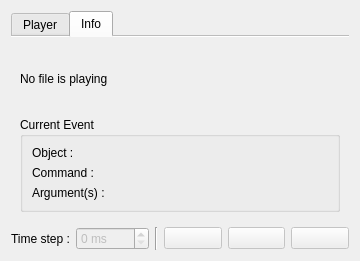
Above: pqPlayBackEventsDialog.ui from Kitware/QtTesting before the change. Below: the same form after it.
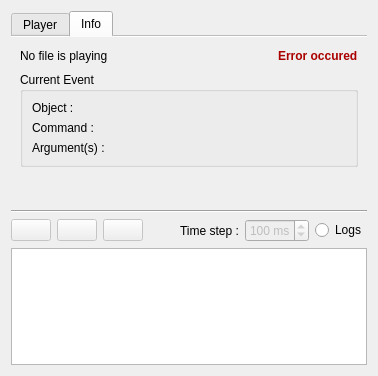
That is the form after the change. The open tabs and pages were chosen to show the change. Icons and pictures are not drawn.

The edit to the form file:
```diff
--- a/pqPlayBackEventsDialog.ui
+++ b/pqPlayBackEventsDialog.ui
@@ -9,16 +9,22 @@
    <rect>
     <x>0</x>
     <y>0</y>
-    <width>360</width>
-    <height>261</height>
+    <width>378</width>
+    <height>376</height>
    </rect>
   </property>
   <property name="sizePolicy">
-   <sizepolicy hsizetype="Fixed" vsizetype="Preferred">
+   <sizepolicy hsizetype="Preferred" vsizetype="Preferred">
     <horstretch>0</horstretch>
     <verstretch>0</verstretch>
    </sizepolicy>
   </property>
+  <property name="minimumSize">
+   <size>
+    <width>0</width>
+    <height>0</height>
+   </size>
+  </property>
   <property name="maximumSize">
    <size>
     <width>16777215</width>
@@ -32,8 +38,29 @@
    <bool>false</bool>
   </property>
   <layout class="QVBoxLayout" name="verticalLayout_4">
+   <property name="sizeConstraint">
+    <enum>QLayout::SetDefaultConstraint</enum>
+   </property>
    <item>
     <widget class="QTabWidget" name="tabWidget">
+     <property name="sizePolicy">
+      <sizepolicy hsizetype="Preferred" vsizetype="Preferred">
+       <horstretch>0</horstretch>
+       <verstretch>0</verstretch>
+      </sizepolicy>
+     </property>
+     <property name="minimumSize">
+      <size>
+       <width>0</width>
+       <height>0</height>
+      </size>
+     </property>
+     <property name="maximumSize">
+      <size>
+       <width>16777215</width>
+       <height>16777215</height>
+      </size>
+     </property>
      <property name="tabPosition">
       <enum>QTabWidget::North</enum>
      </property>
@@ -164,10 +191,7 @@
         </widget>
        </item>
        <item>
-        <layout class="QHBoxLayout" name="horizontalLayout">
-         <property name="sizeConstraint">
-          <enum>QLayout::SetDefaultConstraint</enum>
-         </property>
+        <layout class="QHBoxLayout" name="horizontalLayout_3">
          <item>
           <spacer name="horizontalSpacer">
            <property name="orientation">
@@ -207,12 +231,143 @@
        <string>Info</string>
       </attribute>
       <layout class="QVBoxLayout" name="verticalLayout">
+       <property name="sizeConstraint">
+        <enum>QLayout::SetMaximumSize</enum>
+       </property>
        <item>
-        <widget class="QLabel" name="currentFileLabel">
-         <property name="text">
-          <string>No file is playing</string>
+        <layout class="QHBoxLayout" name="horizontalLayout">
+         <property name="sizeConstraint">
+          <enum>QLayout::SetDefaultConstraint</enum>
          </property>
-        </widget>
+         <item>
+          <widget class="QLabel" name="currentFileLabel">
+           <property name="sizePolicy">
+            <sizepolicy hsizetype="Preferred" vsizetype="Maximum">
+             <horstretch>0</horstretch>
+             <verstretch>0</verstretch>
+            </sizepolicy>
+           </property>
+           <property name="text">
+            <string>No file is playing</string>
+           </property>
+          </widget>
+         </item>
+         <item>
+          <spacer name="horizontalSpacer">
+           <property name="orientation">
+            <enum>Qt::Horizontal</enum>
+           </property>
+           <property name="sizeHint" stdset="0">
+            <size>
+             <width>40</width>
+             <height>20</height>
+            </size>
+           </property>
+          </spacer>
+         </item>
+         <item>
+          <widget class="QLabel" name="infoErrorIconLabel">
+           <property name="sizePolicy">
+            <sizepolicy hsizetype="Fixed" vsizetype="Fixed">
+             <horstretch>0</horstretch>
+             <verstretch>0</verstretch>
+            </sizepolicy>
+           </property>
+           <property name="maximumSize">
+            <size>
+             <width>18</width>
+             <height>18</height>
+            </size>
+           </property>
+           <property name="text">
+            <string/>
+           </property>
+           <property name="pixmap">
+            <pixmap resource="Resources/QtTesting.qrc">:/Icons/clear.svg</pixmap>
+           </property>
+           <property name="scaledContents">
+            <bool>true</bool>
+           </property>
+          </widget>
+         </item>
+         <item>
+          <widget class="QLabel" name="infoErrorTextLabel">
+           <property name="palette">
+            <palette>
+             <active>
+              <colorrole role="WindowText">
+               <brush brushstyle="SolidPattern">
+                <color alpha="255">
+                 <red>170</red>
+                 <green>0</green>
+                 <blue>0</blue>
+                </color>
+               </brush>
+              </colorrole>
+              <colorrole role="Text">
+               <brush brushstyle="SolidPattern">
+                <color alpha="255">
+                 <red>0</red>
+                 <green>0</green>
+                 <blue>0</blue>
+                </color>
+               </brush>
+              </colorrole>
+             </active>
+             <inactive>
+              <colorrole role="WindowText">
+               <brush brushstyle="SolidPattern">
+                <color alpha="255">
+                 <red>170</red>
+                 <green>0</green>
+                 <blue>0</blue>
+                </color>
+               </brush>
+              </colorrole>
+              <colorrole role="Text">
+               <brush brushstyle="SolidPattern">
+                <color alpha="255">
+                 <red>0</red>
+                 <green>0</green>
+                 <blue>0</blue>
+                </color>
+               </brush>
+              </colorrole>
+             </inactive>
+             <disabled>
+              <colorrole role="WindowText">
+               <brush brushstyle="SolidPattern">
+                <color alpha="255">
+                 <red>106</red>
+                 <green>104</green>
+                 <blue>100</blue>
+                </color>
+               </brush>
+              </colorrole>
+              <colorrole role="Text">
+               <brush brushstyle="SolidPattern">
+                <color alpha="255">
+                 <red>190</red>
+                 <green>190</green>
+                 <blue>190</blue>
+                </color>
+               </brush>
+              </colorrole>
+             </disabled>
+            </palette>
+           </property>
+           <property name="font">
+            <font>
+             <weight>75</weight>
+             <bold>true</bold>
+            </font>
+           </property>
+           <property name="text">
+            <string>Error occured</string>
+           </property>
+          </widget>
+         </item>
+        </layout>
        </item>
        <item>
         <widget class="QGroupBox" name="Data">
@@ -220,7 +375,7 @@
           <bool>true</bool>
          </property>
          <property name="sizePolicy">
-          <sizepolicy hsizetype="Preferred" vsizetype="Preferred">
+          <sizepolicy hsizetype="Preferred" vsizetype="Maximum">
            <horstretch>0</horstretch>
            <verstretch>0</verstretch>
           </sizepolicy>
@@ -238,6 +393,9 @@
           <bool>false</bool>
          </property>
          <layout class="QVBoxLayout" name="verticalLayout_3">
+          <property name="sizeConstraint">
+           <enum>QLayout::SetNoConstraint</enum>
+          </property>
           <item>
            <widget class="QLabel" name="objectLabel">
             <property name="sizePolicy">
@@ -280,15 +438,121 @@
          </layout>
         </widget>
        </item>
+       <item>
+        <spacer name="verticalSpacer">
+         <property name="orientation">
+          <enum>Qt::Vertical</enum>
+         </property>
+         <property name="sizeHint" stdset="0">
+          <size>
+           <width>20</width>
+           <height>0</height>
+          </size>
+         </property>
+        </spacer>
+       </item>
       </layout>
      </widget>
     </widget>
    </item>
+   <item>
+    <widget class="Line" name="line">
+     <property name="orientation">
+      <enum>Qt::Horizontal</enum>
+     </property>
+    </widget>
+   </item>
    <item>
     <layout class="QHBoxLayout" name="horizontalLayout_2">
      <property name="sizeConstraint">
       <enum>QLayout::SetFixedSize</enum>
      </property>
+     <item>
+      <widget class="QPushButton" name="playPauseButton">
+       <property name="enabled">
+        <bool>false</bool>
+       </property>
+       <property name="text">
+        <string/>
+       </property>
+       <property name="icon">
+        <iconset resource="Resources/QtTesting.qrc">
+         <normaloff>:/Icons/timePlay.png</normaloff>
+         <normalon>:/Icons/pause.png</normalon>:/Icons/timePlay.png</iconset>
+       </property>
+       <property name="checkable">
+        <bool>true</bool>
+       </property>
+       <property name="checked">
+        <bool>false</bool>
+       </property>
+       <property name="autoRepeat">
+        <bool>false</bool>
+       </property>
+       <property name="flat">
+        <bool>false</bool>
+       </property>
+      </widget>
+     </item>
+     <item>
+      <widget class="QPushButton" name="stepButton">
+       <property name="enabled">
+        <bool>false</bool>
+       </property>
+       <property name="text">
+        <string/>
+       </property>
+       <property name="icon">
+        <iconset resource="Resources/QtTesting.qrc">
+         <normaloff>:/Icons/frameForward.png</normaloff>:/Icons/frameForward.png</iconset>
+       </property>
+       <property name="checkable">
+        <bool>false</bool>
+       </property>
+       <property name="checked">
+        <bool>false</bool>
+       </property>
+       <property name="flat">
+        <bool>false</bool>
+       </property>
+      </widget>
+     </item>
+     <item>
+      <widget class="QPushButton" name="stopButton">
+       <property name="enabled">
+        <bool>false</bool>
+       </property>
+       <property name="sizePolicy">
+        <sizepolicy hsizetype="Minimum" vsizetype="Fixed">
+         <horstretch>0</horstretch>
+         <verstretch>0</verstretch>
+        </sizepolicy>
+       </property>
+       <property name="text">
+        <string/>
+       </property>
+       <property name="icon">
+        <iconset resource="Resources/QtTesting.qrc">
+         <normaloff>:/Icons/stop.png</normaloff>:/Icons/stop.png</iconset>
+       </property>
+       <property name="flat">
+        <bool>false</bool>
+       </property>
+      </widget>
+     </item>
+     <item>
+      <spacer name="horizontalSpacer_3">
+       <property name="orientation">
+        <enum>Qt::Horizontal</enum>
+       </property>
+       <property name="sizeHint" stdset="0">
+        <size>
+         <width>40</width>
+         <height>20</height>
+        </size>
+       </property>
+      </spacer>
+     </item>
      <item>
       <widget class="QLabel" name="timeStepLabel">
        <property name="text">
@@ -301,6 +565,12 @@
        <property name="enabled">
         <bool>false</bool>
        </property>
+       <property name="sizePolicy">
+        <sizepolicy hsizetype="Maximum" vsizetype="Fixed">
+         <horstretch>0</horstretch>
+         <verstretch>0</verstretch>
+        </sizepolicy>
+       </property>
        <property name="suffix">
         <string> ms</string>
        </property>
@@ -314,92 +584,29 @@
         <number>10</number>
        </property>
        <property name="value">
-        <number>0</number>
+        <number>100</number>
        </property>
       </widget>
      </item>
      <item>
-      <widget class="Line" name="line_2">
-       <property name="orientation">
-        <enum>Qt::Vertical</enum>
-       </property>
-      </widget>
-     </item>
-     <item>
-      <widget class="QPushButton" name="playPauseButton">
-       <property name="enabled">
-        <bool>false</bool>
-       </property>
+      <widget class="QRadioButton" name="radioButton">
        <property name="text">
-        <string/>
-       </property>
-       <property name="icon">
-        <iconset resource="Resources/QtTesting.qrc">
-         <normaloff>:/Icons/timePlay.png</normaloff>
-         <normalon>:/Icons/pause.png</normalon>:/Icons/timePlay.png</iconset>
-       </property>
-       <property name="checkable">
-        <bool>true</bool>
-       </property>
-       <property name="checked">
-        <bool>false</bool>
-       </property>
-       <property name="autoRepeat">
-        <bool>false</bool>
-       </property>
-       <property name="flat">
-        <bool>false</bool>
-       </property>
-      </widget>
-     </item>
-     <item>
-      <widget class="QPushButton" name="stepButton">
-       <property name="enabled">
-        <bool>false</bool>
-       </property>
-       <property name="text">
-        <string/>
-       </property>
-       <property name="icon">
-        <iconset resource="Resources/QtTesting.qrc">
-         <normaloff>:/Icons/frameForward.png</normaloff>:/Icons/frameForward.png</iconset>
-       </property>
-       <property name="checkable">
-        <bool>false</bool>
-       </property>
-       <property name="checked">
-        <bool>false</bool>
-       </property>
-       <property name="flat">
-        <bool>false</bool>
-       </property>
-      </widget>
-     </item>
-     <item>
-      <widget class="QPushButton" name="stopButton">
-       <property name="enabled">
-        <bool>false</bool>
-       </property>
-       <property name="sizePolicy">
-        <sizepolicy hsizetype="Minimum" vsizetype="Fixed">
-         <horstretch>0</horstretch>
-         <verstretch>0</verstretch>
-        </sizepolicy>
-       </property>
-       <property name="text">
-        <string/>
-       </property>
-       <property name="icon">
-        <iconset resource="Resources/QtTesting.qrc">
-         <normaloff>:/Icons/stop.png</normaloff>:/Icons/stop.png</iconset>
-       </property>
-       <property name="flat">
-        <bool>false</bool>
+        <string>Logs</string>
        </property>
       </widget>
      </item>
     </layout>
    </item>
+   <item>
+    <widget class="QTextBrowser" name="logBrowser">
+     <property name="sizePolicy">
+      <sizepolicy hsizetype="Expanding" vsizetype="Preferred">
+       <horstretch>0</horstretch>
+       <verstretch>0</verstretch>
+      </sizepolicy>
+     </property>
+    </widget>
+   </item>
   </layout>
  </widget>
  <resources>
```
Left out of the diff: 133 changed lines with no effect on the pictures.
